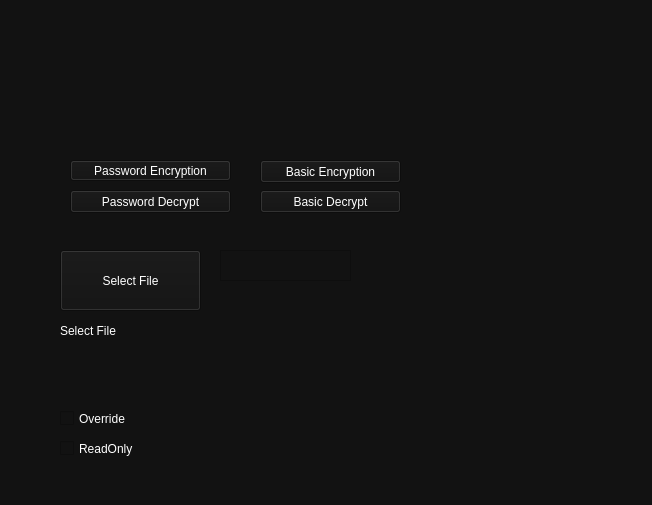
Before: the Qt Designer form ui/mainWindow.ui in beto-bit/PyEncryptor, drawn with Qt 5.
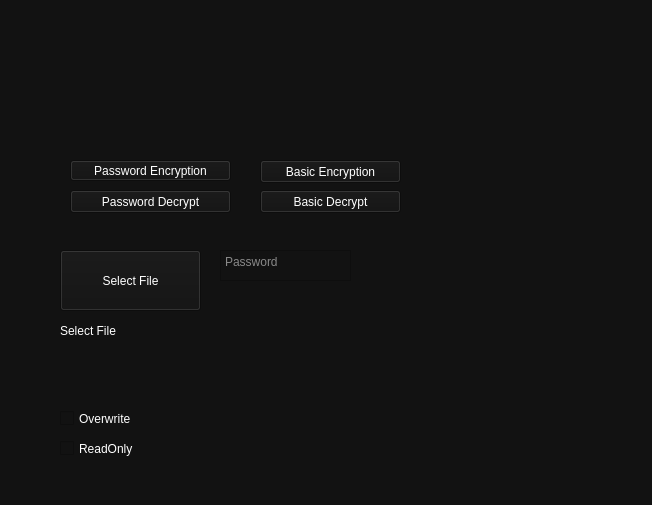
After: the same form once the commit is applied. Icons and pictures are not drawn.

Patch:
```diff
--- a/ui/mainWindow.ui
+++ b/ui/mainWindow.ui
@@ -117,6 +117,9 @@
       <height>31</height>
      </rect>
     </property>
+    <property name="placeholderText">
+     <string>Password</string>
+    </property>
    </widget>
    <widget class="QCheckBox" name="override_check">
     <property name="geometry">
@@ -128,7 +131,7 @@
      </rect>
     </property>
     <property name="text">
-     <string>Override</string>
+     <string>Overwrite</string>
     </property>
     <property name="tristate">
      <bool>false</bool>
```
Left out of the diff: 2 changed lines with no effect on the pictures.
